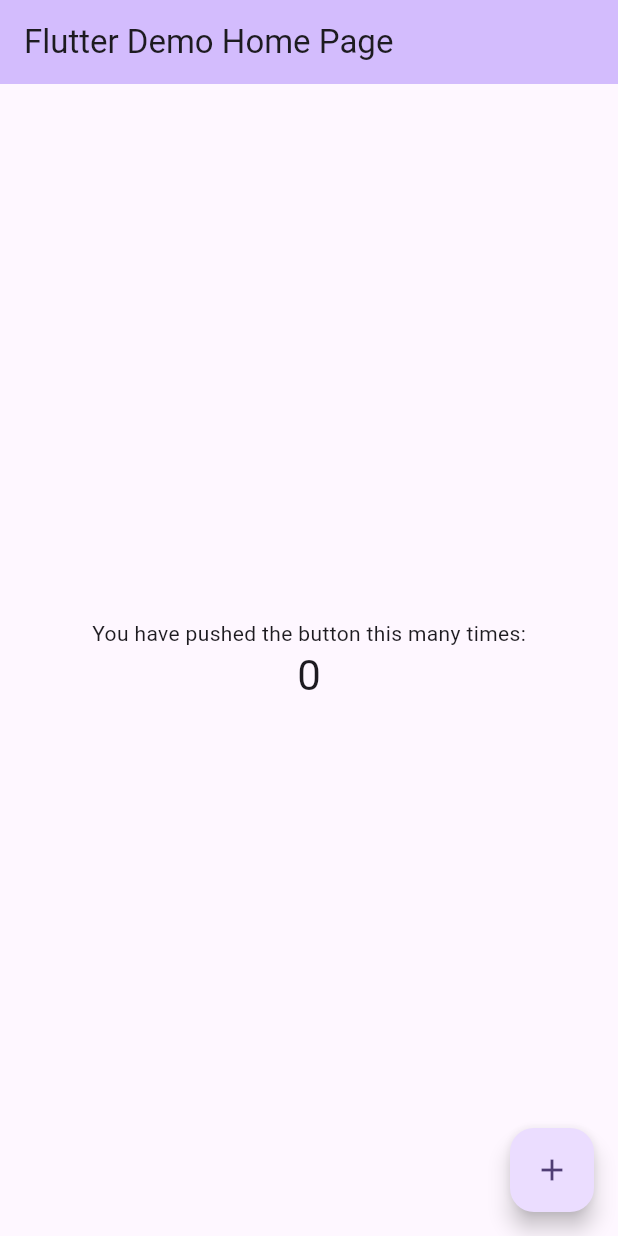
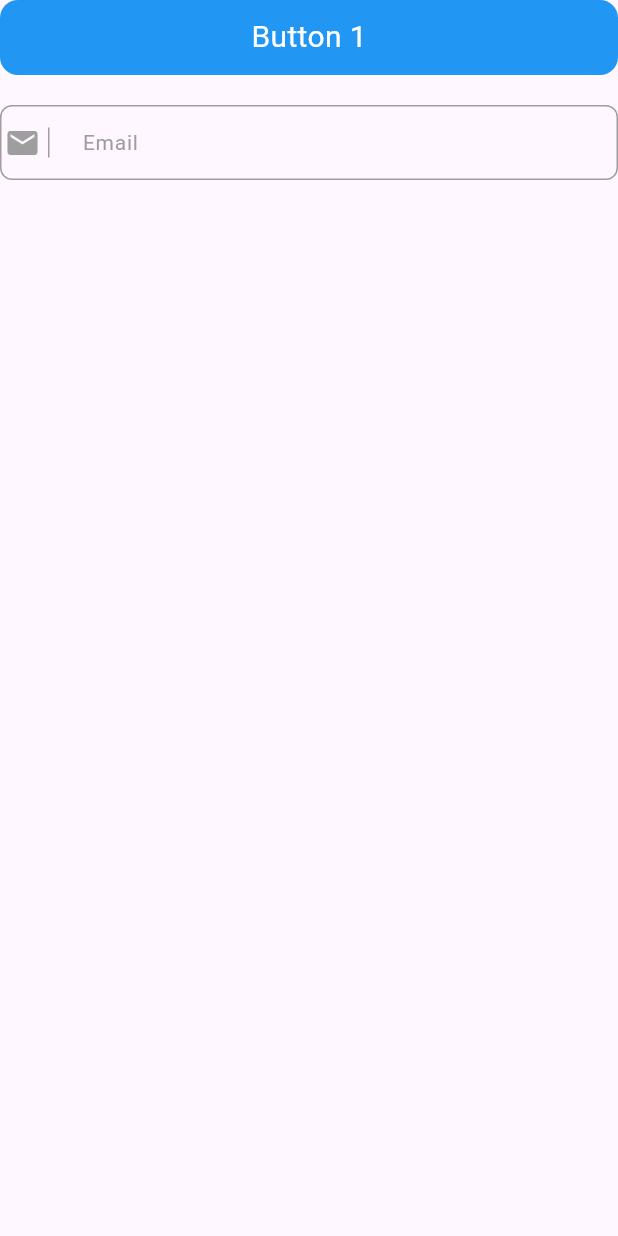
Before and after one commit to Shahzaibkhan80/fyp_project, a Flutter app: the screen it shows after launch, on a phone screen of 412 x 824 dp. Run offline on Flutter 3.47's test engine with Material 3 defaults, Android fonts, the phone set to English and light mode, and no system bars.

Commit message:
update constant

```diff
--- /dev/null
+++ b/lib/constant/appButton/app_button.dart
@@ -0,0 +1,40 @@
+import 'package:flutter/material.dart';
+
+class AppButton extends StatelessWidget {
+  final String btnText;
+  final VoidCallback ontap;
+  final Color color;
+
+  const AppButton({
+    super.key,
+    required this.btnText,
+    required this.ontap,
+    required this.color,
+  });
+
+  @override
+  Widget build(BuildContext context) {
+    return Material(
+      color: Colors.transparent,
+      child: InkWell(
+        onTap: ontap,
+        child: Container(
+          width: double.infinity,
+          height: 50,
+          decoration: BoxDecoration(
+            color: color,
+            borderRadius: BorderRadius.circular(12),
+          ),
+          alignment: Alignment.center,
+          child: Text(
+            btnText,
+            style: TextStyle(
+              color: Colors.white,
+              fontSize: 20,
+            ),
+          ),
+        ),
+      ),
+    );
+  }
+}
--- a/lib/constant/appButtons/app_button.dart
+++ /dev/null
@@ -1 +0,0 @@
-class AppButton {}
--- /dev/null
+++ b/lib/constant/appColors/app_color.dart
@@ -0,0 +1,10 @@
+import 'package:flutter/material.dart';
+
+class AppColors {
+  static const Color appBackground = Color(0xFFFFFFFF);
+
+  static const Color textColorGrey = Color(0xFF999DA3);
+  static const Color blackTextClr = Color(0xFF191D23);
+
+  static const Color textbuttoncolor = Color(0xFF267DA9);
+}
--- /dev/null
+++ b/lib/constant/appIcons/app_icon.dart
@@ -0,0 +1,19 @@
+import 'package:flutter/material.dart';
+
+class AppIcons {
+  static const Icon emailIcon = Icon(Icons.email);
+  static const Icon nameIcon = Icon(Icons.person_3_sharp);
+  static const Icon passwordIcon = Icon(Icons.lock);
+  static const Icon suffixIconOff = Icon(Icons.visibility_off_outlined);
+  static const Icon suffixIconOnn = Icon(Icons.visibility_outlined);
+  static const Icon gender = Icon(Icons.transgender_outlined);
+
+  static Icon customIcon(IconData iconData,
+      {Color color = Colors.grey, double size = 24}) {
+    return Icon(
+      iconData,
+      color: color,
+      size: size,
+    );
+  }
+}
--- /dev/null
+++ b/lib/constant/appTextfield/app_textfield.dart
@@ -0,0 +1,76 @@
+import 'package:flutter/material.dart';
+
+class AppTextfield extends StatelessWidget {
+  final String labelText;
+  final TextEditingController controller;
+  final TextInputType keyboardType;
+  final bool obscureText;
+  final Icon prefixIcon;
+  final Widget? suffixIcon;
+  final Color borderColor;
+  final double borderRadius;
+
+  const AppTextfield(
+      {super.key,
+      required this.labelText,
+      required this.controller,
+      this.keyboardType = TextInputType.text,
+      this.obscureText = false,
+      required this.prefixIcon,
+      this.suffixIcon,
+      this.borderColor = Colors.grey,
+      this.borderRadius = 8});
+
+  @override
+  Widget build(BuildContext context) {
+    return Container(
+      width: double.infinity,
+      height: 50,
+      decoration: BoxDecoration(
+        borderRadius: BorderRadius.circular(borderRadius),
+        border: Border.all(color: borderColor),
+      ),
+      child: Padding(
+        padding: const EdgeInsets.all(2),
+        child: TextField(
+          controller: controller,
+          keyboardType: keyboardType,
+          obscureText: obscureText,
+          style: const TextStyle(color: Colors.blue, fontSize: 14),
+          decoration: InputDecoration(
+            labelText: labelText,
+            labelStyle: TextStyle(color: Colors.grey, fontSize: 14),
+            border: InputBorder.none,
+            prefixIcon: SizedBox(
+              width: 1,
+              child: Row(
+                children: [
+                  prefixIcon,
+                  SizedBox(
+                    width: 5,
+                  ),
+                  Container(height: 20, width: 1, color: Colors.grey),
+                ],
+              ),
+            ),
+            suffixIcon: suffixIcon,
+
+            // contentPadding: const EdgeInsets.symmetric(vertical: 15),
+            // border: OutlineInputBorder(
+            //   borderRadius: BorderRadius.circular(borderRadius),
+            //   borderSide: BorderSide(color: borderColor),
+            // ),
+            // focusedBorder: OutlineInputBorder(
+            //   borderRadius: BorderRadius.circular(borderRadius),
+            //   borderSide: BorderSide(color: borderColor, width: 1),
+            // ),
+            // errorBorder: OutlineInputBorder(
+            //   borderRadius: BorderRadius.circular(borderRadius),
+            //   borderSide: const BorderSide(color: Colors.red, width: 1),
+            // ),
+          ),
+        ),
+      ),
+    );
+  }
+}
--- a/lib/main.dart
+++ b/lib/main.dart
@@ -1,4 +1,5 @@
 import 'package:flutter/material.dart';
+import 'package:fyp_project/testing.dart';
 
 void main() {
   runApp(const MyApp());
@@ -7,119 +8,14 @@ void main() {
 class MyApp extends StatelessWidget {
   const MyApp({super.key});
 
-  // This widget is the root of your application.
   @override
   Widget build(BuildContext context) {
     return MaterialApp(
-      title: 'Flutter Demo',
-      theme: ThemeData(
-        // This is the theme of your application.
-        //
-        // TRY THIS: Try running your application with "flutter run". You'll see
-        // the application has a purple toolbar. Then, without quitting the app,
-        // try changing the seedColor in the colorScheme below to Colors.green
-        // and then invoke "hot reload" (save your changes or press the "hot
-        // reload" button in a Flutter-supported IDE, or press "r" if you used
-        // the command line to start the app).
-        //
-        // Notice that the counter didn't reset back to zero; the application
-        // state is not lost during the reload. To reset the state, use hot
-        // restart instead.
-        //
-        // This works for code too, not just values: Most code changes can be
-        // tested with just a hot reload.
-        colorScheme: ColorScheme.fromSeed(seedColor: Colors.deepPurple),
-        useMaterial3: true,
-      ),
-      home: const MyHomePage(title: 'Flutter Demo Home Page'),
+      // theme: ThemeData(
+      //   colorScheme: ColorScheme.fromSeed(seedColor: Colors.deepPurple),
+      //   useMaterial3: true,
+      // ),
+      home: const Testing(),
     );
   }
 }
-
-class MyHomePage extends StatefulWidget {
-  const MyHomePage({super.key, required this.title});
-
-  // This widget is the home page of your application. It is stateful, meaning
-  // that it has a State object (defined below) that contains fields that affect
-  // how it looks.
-
-  // This class is the configuration for the state. It holds the values (in this
-  // case the title) provided by the parent (in this case the App widget) and
-  // used by the build method of the State. Fields in a Widget subclass are
-  // always marked "final".
-
-  final String title;
-
-  @override
-  State<MyHomePage> createState() => _MyHomePageState();
-}
-
-class _MyHomePageState extends State<MyHomePage> {
-  int _counter = 0;
-
-  void _incrementCounter() {
-    setState(() {
-      // This call to setState tells the Flutter framework that something has
-      // changed in this State, which causes it to rerun the build method below
-      // so that the display can reflect the updated values. If we changed
-      // _counter without calling setState(), then the build method would not be
-      // called again, and so nothing would appear to happen.
-      _counter++;
-    });
-  }
-
-  @override
-  Widget build(BuildContext context) {
-    // This method is rerun every time setState is called, for instance as done
-    // by the _incrementCounter method above.
-    //
-    // The Flutter framework has been optimized to make rerunning build methods
-    // fast, so that you can just rebuild anything that needs updating rather
-    // than having to individually change instances of widgets.
-    return Scaffold(
-      appBar: AppBar(
-        // TRY THIS: Try changing the color here to a specific color (to
-        // Colors.amber, perhaps?) and trigger a hot reload to see the AppBar
-        // change color while the other colors stay the same.
-        backgroundColor: Theme.of(context).colorScheme.inversePrimary,
-        // Here we take the value from the MyHomePage object that was created by
-        // the App.build method, and use it to set our appbar title.
-        title: Text(widget.title),
-      ),
-      body: Center(
-        // Center is a layout widget. It takes a single child and positions it
-        // in the middle of the parent.
-        child: Column(
-          // Column is also a layout widget. It takes a list of children and
-          // arranges them vertically. By default, it sizes itself to fit its
-          // children horizontally, and tries to be as tall as its parent.
-          //
-          // Column has various properties to control how it sizes itself and
-          // how it positions its children. Here we use mainAxisAlignment to
-          // center the children vertically; the main axis here is the vertical
-          // axis because Columns are vertical (the cross axis would be
-          // horizontal).
-          //
-          // TRY THIS: Invoke "debug painting" (choose the "Toggle Debug Paint"
-          // action in the IDE, or press "p" in the console), to see the
-          // wireframe for each widget.
-          mainAxisAlignment: MainAxisAlignment.center,
-          children: <Widget>[
-            const Text(
-              'You have pushed the button this many times:',
-            ),
-            Text(
-              '$_counter',
-              style: Theme.of(context).textTheme.headlineMedium,
-            ),
-          ],
-        ),
-      ),
-      floatingActionButton: FloatingActionButton(
-        onPressed: _incrementCounter,
-        tooltip: 'Increment',
-        child: const Icon(Icons.add),
-      ), // This trailing comma makes auto-formatting nicer for build methods.
-    );
-  }
-}
--- /dev/null
+++ b/lib/testing.dart
@@ -0,0 +1,37 @@
+import 'package:flutter/material.dart';
+import 'package:fyp_project/constant/appButton/app_button.dart';
+import 'package:fyp_project/constant/appIcons/app_Icon.dart';
+import 'package:fyp_project/constant/appTextfield/app_textfield.dart';
+
+class Testing extends StatelessWidget {
+  const Testing({super.key});
+
+  @override
+  Widget build(BuildContext context) {
+    TextEditingController check = TextEditingController();
+    // TextEditingController check1 = TextEditingController();
+    return SafeArea(
+      child: Scaffold(
+        body: Column(
+          children: [
+            Center(
+              child: AppButton(
+                btnText: 'Button 1',
+                ontap: () {},
+                color: Colors.blue,
+              ),
+            ),
+            SizedBox(
+              height: 20,
+            ),
+            AppTextfield(
+              labelText: "Email",
+              controller: check,
+              prefixIcon: AppIcons.customIcon(Icons.email),
+            ),
+          ],
+        ),
+      ),
+    );
+  }
+}
```
Also changed, not shown: assets/images/doctor.png (added), assets/images/patient.jpg (added), lib/view/auth/loginScreen/login_screen.dart (renamed from lib/auth/loginScreen/login_screen.dart), lib/view/auth/registerScreen/register_screen.dart (renamed from lib/auth/registerScreen/register_screen.dart).
